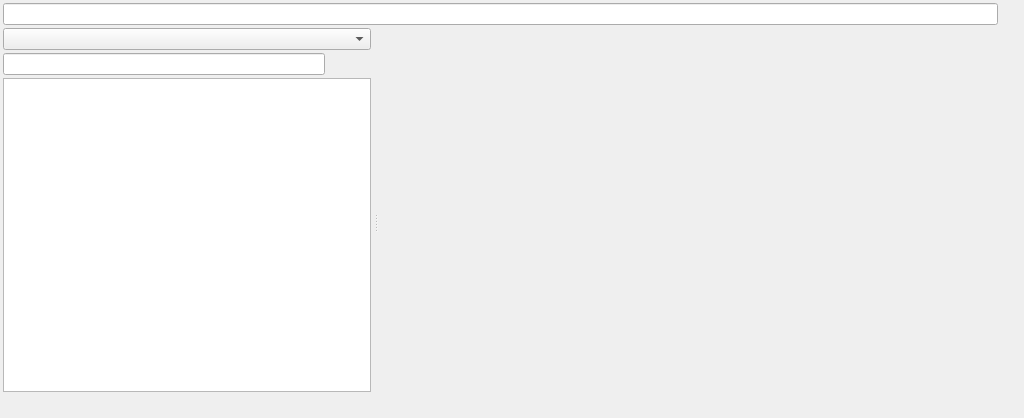
Old version of the form esa/common/python/tool/esa_player/ui/esa_player.ui in the repository esernaalonso/dev.
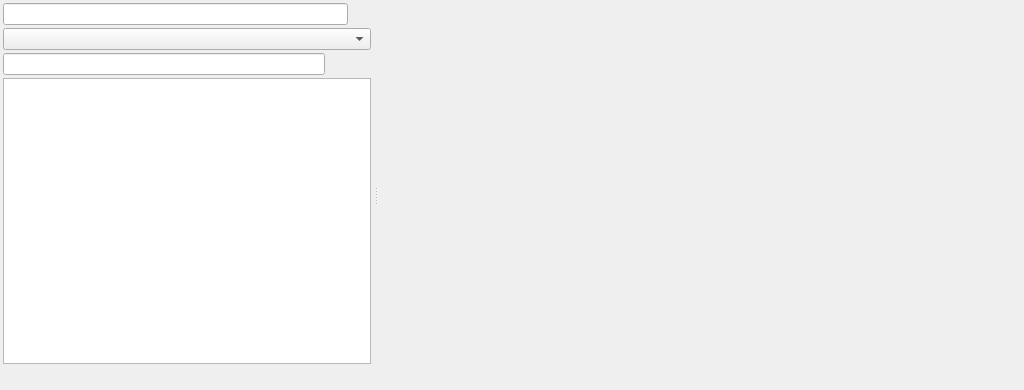
New version of the form.

Commit message: DEV-11 Bugs corrections. Track controls to navigate videos. Added step modes by frames and by percent. Also added loop and random toggle.

```diff
--- a/esa/common/python/tool/esa_player/ui/esa_player.ui
+++ b/esa/common/python/tool/esa_player/ui/esa_player.ui
@@ -7,13 +7,13 @@
     <x>0</x>
     <y>0</y>
     <width>1024</width>
-    <height>418</height>
+    <height>390</height>
    </rect>
   </property>
   <property name="minimumSize">
    <size>
     <width>1024</width>
-    <height>418</height>
+    <height>390</height>
    </size>
   </property>
   <property name="windowTitle">
@@ -26,42 +26,6 @@
    <property name="spacing">
     <number>3</number>
    </property>
-   <item row="0" column="0">
-    <layout class="QHBoxLayout" name="horizontalLayout">
-     <property name="spacing">
-      <number>3</number>
-     </property>
-     <item>
-      <widget class="QLineEdit" name="le_folder">
-       <property name="readOnly">
-        <bool>true</bool>
-       </property>
-      </widget>
-     </item>
-     <item>
-      <widget class="QPushButton" name="pb_folder">
-       <property name="minimumSize">
-        <size>
-         <width>20</width>
-         <height>20</height>
-        </size>
-       </property>
-       <property name="maximumSize">
-        <size>
-         <width>20</width>
-         <height>20</height>
-        </size>
-       </property>
-       <property name="text">
-        <string/>
-       </property>
-       <property name="flat">
-        <bool>true</bool>
-       </property>
-      </widget>
-     </item>
-    </layout>
-   </item>
    <item row="1" column="0">
     <widget class="QSplitter" name="spl_list">
      <property name="lineWidth">
@@ -98,6 +62,42 @@
             <property name="spacing">
              <number>3</number>
             </property>
+            <item>
+             <layout class="QHBoxLayout" name="horizontalLayout">
+              <property name="spacing">
+               <number>3</number>
+              </property>
+              <item>
+               <widget class="QLineEdit" name="le_folder">
+                <property name="readOnly">
+                 <bool>true</bool>
+                </property>
+               </widget>
+              </item>
+              <item>
+               <widget class="QPushButton" name="pb_folder">
+                <property name="minimumSize">
+                 <size>
+                  <width>20</width>
+                  <height>20</height>
+                 </size>
+                </property>
+                <property name="maximumSize">
+                 <size>
+                  <width>20</width>
+                  <height>20</height>
+                 </size>
+                </property>
+                <property name="text">
+                 <string/>
+                </property>
+                <property name="flat">
+                 <bool>true</bool>
+                </property>
+               </widget>
+              </item>
+             </layout>
+            </item>
             <item>
              <widget class="QComboBox" name="cbx_categories"/>
             </item>
@@ -184,74 +184,14 @@
                   <verstretch>0</verstretch>
                  </sizepolicy>
                 </property>
-                <property name="text">
-                 <string/>
-                </property>
-               </widget>
-              </item>
-              <item>
-               <spacer name="horizontalSpacer">
-                <property name="orientation">
-                 <enum>Qt::Horizontal</enum>
-                </property>
-                <property name="sizeType">
-                 <enum>QSizePolicy::Fixed</enum>
-                </property>
-                <property name="sizeHint" stdset="0">
-                 <size>
-                  <width>20</width>
-                  <height>20</height>
-                 </size>
-                </property>
-               </spacer>
-              </item>
-              <item>
-               <widget class="QPushButton" name="pb_loop">
                 <property name="minimumSize">
                  <size>
-                  <width>20</width>
+                  <width>0</width>
                   <height>20</height>
                  </size>
                 </property>
-                <property name="maximumSize">
-                 <size>
-                  <width>20</width>
-                  <height>20</height>
-                 </size>
-                </property>
                 <property name="text">
                  <string/>
-                </property>
-                <property name="checkable">
-                 <bool>true</bool>
-                </property>
-                <property name="flat">
-                 <bool>true</bool>
-                </property>
-               </widget>
-              </item>
-              <item>
-               <widget class="QPushButton" name="pb_random">
-                <property name="minimumSize">
-                 <size>
-                  <width>20</width>
-                  <height>20</height>
-                 </size>
-                </property>
-                <property name="maximumSize">
-                 <size>
-                  <width>20</width>
-                  <height>20</height>
-                 </size>
-                </property>
-                <property name="text">
-                 <string/>
-                </property>
-                <property name="checkable">
-                 <bool>true</bool>
-                </property>
-                <property name="flat">
-                 <bool>true</bool>
                 </property>
                </widget>
               </item>
```
Left out of the diff: 2 changed lines with no effect on the pictures. The commit also changes 12 other files.
